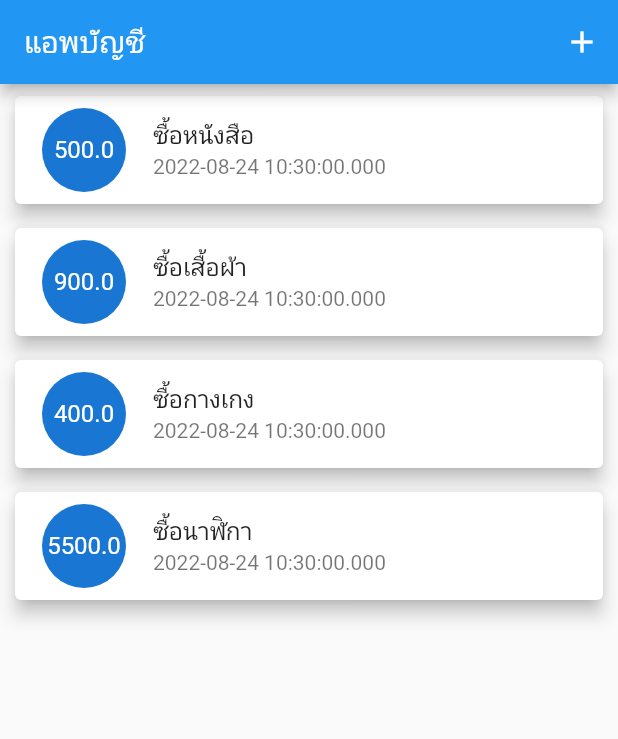
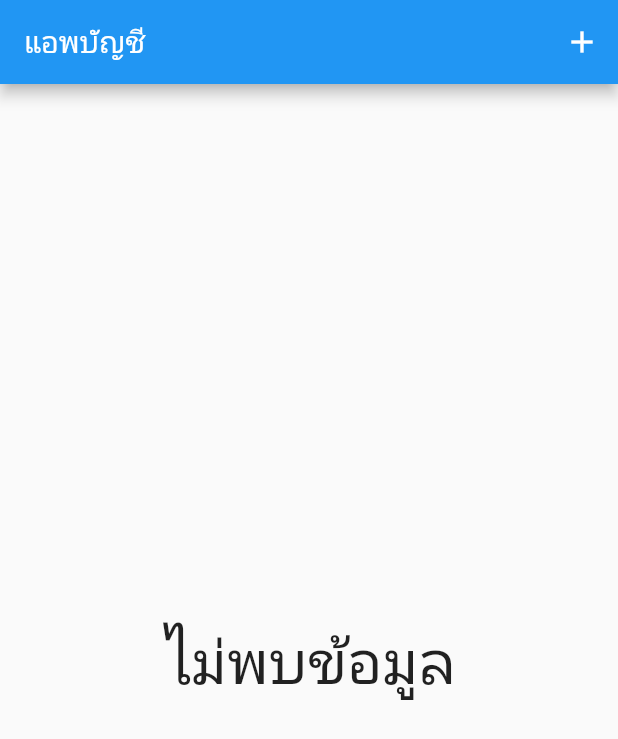
Before and after one commit to NNJio/FlutterLab_Database, a Flutter app: the screen it shows after launch, on a phone screen of 412 x 824 dp. Shown: the top 739 px of the screen. Run offline on Flutter 3.47's test engine with Material 2 defaults, Android fonts, the phone set to English and light mode, and no system bars.

Commit message:
Debug done. Ready for put data to database

```diff
--- a/flutter_database/lib/main.dart
+++ b/flutter_database/lib/main.dart
@@ -2,6 +2,7 @@ import 'package:flutter/material.dart';
 import 'package:flutter_database/models/transaction.dart';
 import 'package:flutter_database/providers/transaction_provider.dart';
 import 'package:flutter_database/screens/form_screen.dart';
+import 'package:intl/intl.dart';
 import 'package:provider/provider.dart';
 
 void main() {
@@ -59,7 +60,7 @@ class _MyHomePageState extends State<MyHomePage> {
         body: Consumer(
           builder: (context, TransactionProvider provider, child) {
             var count = provider.transactions.length;
-            if (count < 0) {
+            if (count <= 0) {
               return const Center(
                 child: Text(
                   "ไม่พบข้อมูล",
@@ -82,7 +83,7 @@ class _MyHomePageState extends State<MyHomePage> {
                         ),
                       ),
                       title: Text(data.title),
-                      subtitle: Text(data.date.toString()),
+                      subtitle: Text(DateFormat("dd/mm/yyyy").format(data.date)),
                     ),
                   );
                 },
--- a/flutter_database/lib/providers/transaction_provider.dart
+++ b/flutter_database/lib/providers/transaction_provider.dart
@@ -3,12 +3,7 @@ import 'package:flutter_database/models/transaction.dart';
 
 class TransactionProvider with ChangeNotifier {
   // ตัวอย่างข้อมูล
-  List<Transaction> transactions = [
-    Transaction(title: "ซื้อหนังสือ", amount: 500, date: DateTime.now()),
-    Transaction(title: "ซื้อเสื้อผ้า", amount: 900, date: DateTime.now()),
-    Transaction(title: "ซื้อกางเกง", amount: 400, date: DateTime.now()),
-    Transaction(title: "ซื้อนาฬิกา", amount: 5500, date: DateTime.now()),
-  ];
+  List<Transaction> transactions = [];
   //ดึงข้อมูล
   List<Transaction> getTransaction() {
     return transactions;
--- a/flutter_database/pubspec.yaml
+++ b/flutter_database/pubspec.yaml
@@ -14,6 +14,7 @@ dependencies:
 
   cupertino_icons: ^1.0.2
   provider: ^6.0.3
+  intl: ^0.17.0
 
 dev_dependencies:
   flutter_test:
```
Also changed, not shown: flutter_database/pubspec.lock.
